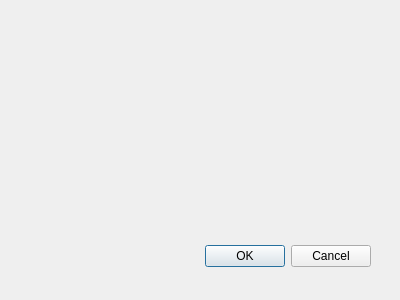
Before: the Qt Designer form BMS/BMS/dialogforbmu.ui in jianfson/BMS_QT, drawn with Qt 5.
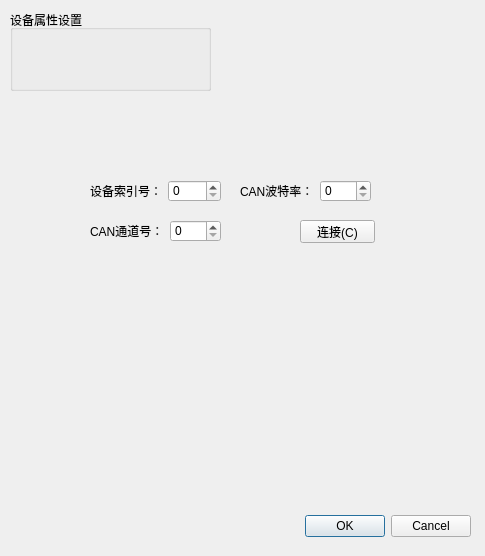
After: the same form once the commit is applied.

```diff
--- a/BMS/BMS/dialogforbmu.ui
+++ b/BMS/BMS/dialogforbmu.ui
@@ -8,8 +8,8 @@
    <rect>
     <x>0</x>
     <y>0</y>
-    <width>400</width>
-    <height>300</height>
+    <width>485</width>
+    <height>556</height>
    </rect>
   </property>
   <property name="windowTitle">
@@ -18,8 +18,8 @@
   <widget class="QDialogButtonBox" name="buttonBox">
    <property name="geometry">
     <rect>
-     <x>30</x>
-     <y>240</y>
+     <x>130</x>
+     <y>510</y>
      <width>341</width>
      <height>32</height>
     </rect>
@@ -31,6 +31,103 @@
     <set>QDialogButtonBox::Cancel|QDialogButtonBox::Ok</set>
    </property>
   </widget>
+  <widget class="QGroupBox" name="groupBox">
+   <property name="geometry">
+    <rect>
+     <x>10</x>
+     <y>10</y>
+     <width>201</width>
+     <height>81</height>
+    </rect>
+   </property>
+   <property name="font">
+    <font>
+     <pointsize>9</pointsize>
+    </font>
+   </property>
+   <property name="title">
+    <string>设备属性设置</string>
+   </property>
+  </widget>
+  <widget class="QWidget" name="layoutWidget">
+   <property name="geometry">
+    <rect>
+     <x>90</x>
+     <y>220</y>
+     <width>131</width>
+     <height>22</height>
+    </rect>
+   </property>
+   <layout class="QHBoxLayout" name="horizontalLayout_2">
+    <item>
+     <widget class="QLabel" name="label_2">
+      <property name="text">
+       <string>CAN通道号：</string>
+      </property>
+     </widget>
+    </item>
+    <item>
+     <widget class="QSpinBox" name="spinBox_2"/>
+    </item>
+   </layout>
+  </widget>
+  <widget class="QWidget" name="layoutWidget_2">
+   <property name="geometry">
+    <rect>
+     <x>240</x>
+     <y>180</y>
+     <width>131</width>
+     <height>22</height>
+    </rect>
+   </property>
+   <layout class="QHBoxLayout" name="horizontalLayout_3">
+    <item>
+     <widget class="QLabel" name="label_3">
+      <property name="text">
+       <string>CAN波特率：</string>
+      </property>
+     </widget>
+    </item>
+    <item>
+     <widget class="QSpinBox" name="spinBox_3"/>
+    </item>
+   </layout>
+  </widget>
+  <widget class="QPushButton" name="pushButton">
+   <property name="geometry">
+    <rect>
+     <x>300</x>
+     <y>220</y>
+     <width>75</width>
+     <height>23</height>
+    </rect>
+   </property>
+   <property name="text">
+    <string>连接(C)</string>
+   </property>
+  </widget>
+  <widget class="QWidget" name="">
+   <property name="geometry">
+    <rect>
+     <x>90</x>
+     <y>180</y>
+     <width>131</width>
+     <height>22</height>
+    </rect>
+   </property>
+   <layout class="QHBoxLayout" name="horizontalLayout">
+    <item>
+     <widget class="QLabel" name="label">
+      <property name="text">
+       <string>设备索引号：</string>
+      </property>
+     </widget>
+    </item>
+    <item>
+     <widget class="QSpinBox" name="spinBox"/>
+    </item>
+   </layout>
+  </widget>
  </widget>
  <pixmapfunction/>
  <resources/>
```
Left out of the diff: 5 changed lines with no effect on the pictures.
